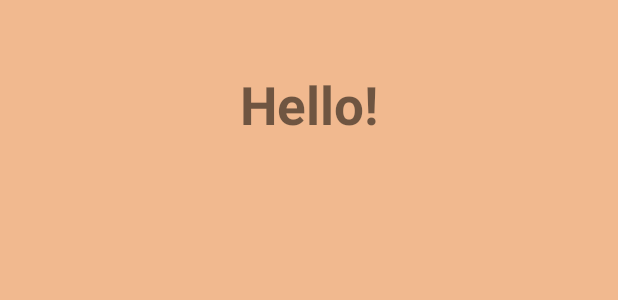
After one commit to joshmwu/CS2340A_Team47, an Android app: the layout home_screen.xml on its own in the app's theme, with its tools: preview values and no code run, on a phone screen of 412 x 824 dp. The commit adds this screen. Shown: the top 300 px of the screen. Run offline under Robolectric (Android 15) with nearby library versions, the phone set to English and light mode, and no system bars.

Commit message:
Added the home screen

```diff
--- /dev/null
+++ b/app/src/main/res/layout/home_screen.xml
@@ -0,0 +1,20 @@
+<?xml version="1.0" encoding="utf-8"?>
+<LinearLayout xmlns:android="http://schemas.android.com/apk/res/android"
+    android:layout_width="match_parent"
+    android:layout_height="match_parent"
+    android:background="@color/orange"
+    android:orientation="vertical"
+    android:padding="16dp"
+    android:id="@+id/HomeScreen">
+
+    <TextView
+        android:id="@+id/homeScreenTitle"
+        android:layout_width="match_parent"
+        android:layout_height="wrap_content"
+        android:layout_margin="10dp"
+        android:gravity="center"
+        android:padding="20dp"
+        android:text="Hello!"
+        android:textSize="35sp"
+        android:textStyle="bold" />
+</LinearLayout>
--- a/app/src/main/res/layout/login_screen.xml
+++ b/app/src/main/res/layout/login_screen.xml
@@ -9,12 +9,12 @@
         android:id="@+id/loginTitle"
         android:layout_width="wrap_content"
         android:layout_height="wrap_content"
+        android:layout_gravity="center"
         android:layout_margin="50dp"
-        android:layout_gravity="center"
         android:padding="20dp"
+        android:text="@string/login"
         android:textSize="35sp"
-        android:textStyle="bold"
-        android:text="@string/login"/>
+        android:textStyle="bold" />
 
     <EditText
         android:id="@+id/usernameEditText"
--- a/app/src/main/res/values/colors.xml
+++ b/app/src/main/res/values/colors.xml
@@ -8,4 +8,5 @@
     <color name="black">#FF000000</color>
     <color name="white">#FFFFFFFF</color>
     <color name="orange">#F1B98F</color>
+    <color name="green">#91eda9</color>
 </resources>
```
Also changed, not shown: app/src/main/java/com/example/myapplication/views/HomeScreen.java (added, +12 -0 lines), 1 other file.
